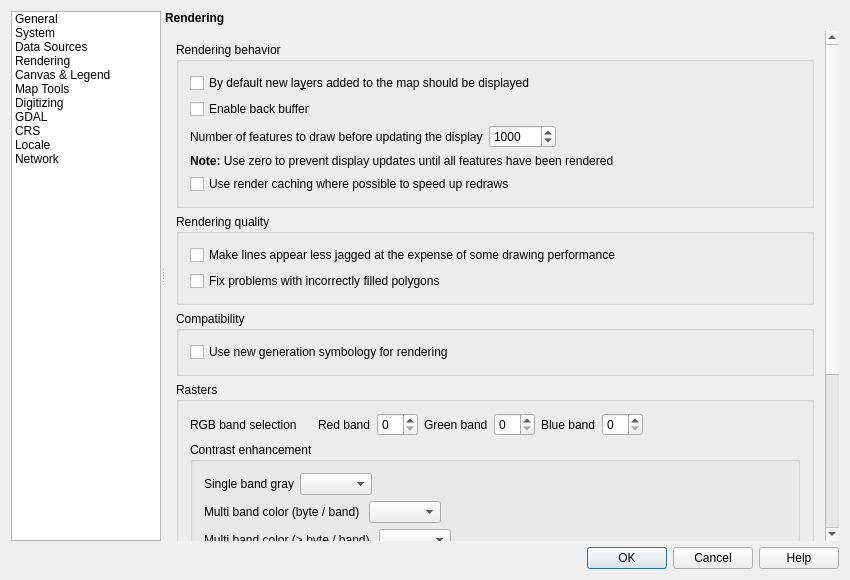
First picture: the form in src/ui/qgsoptionsbase.ui, repository qgis/QGIS, before the edit.
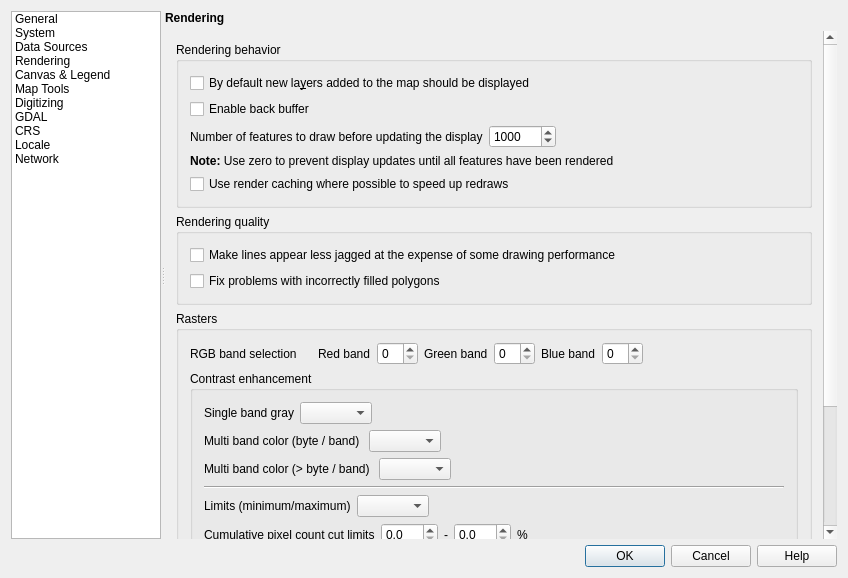
Second picture: the form after the edit. The open tabs and pages were chosen to show the change. Icons and pictures are not drawn. Custom widgets are drawn as their Qt base class.

The edit to the form file:
```diff
--- a/src/ui/qgsoptionsbase.ui
+++ b/src/ui/qgsoptionsbase.ui
@@ -6,8 +6,8 @@
    <rect>
     <x>0</x>
     <y>0</y>
-    <width>850</width>
-    <height>580</height>
+    <width>848</width>
+    <height>578</height>
    </rect>
   </property>
   <property name="minimumSize">
@@ -1567,8 +1567,8 @@
                <rect>
                 <x>0</x>
                 <y>0</y>
-                <width>615</width>
-                <height>781</height>
+                <width>663</width>
+                <height>635</height>
                </rect>
               </property>
               <layout class="QVBoxLayout" name="verticalLayout_29">
@@ -1668,22 +1668,6 @@
                  </layout>
                 </widget>
                </item>
-               <item>
-                <widget class="QGroupBox" name="groupBox_3">
-                 <property name="title">
-                  <string>Compatibility</string>
-                 </property>
-                 <layout class="QVBoxLayout" name="verticalLayout_9">
-                  <item>
-                   <widget class="QCheckBox" name="chkUseSymbologyNG">
-                    <property name="text">
-                     <string>Use new generation symbology for rendering</string>
-                    </property>
-                   </widget>
-                  </item>
-                 </layout>
-                </widget>
-               </item>
                <item>
                 <widget class="QGroupBox" name="groupBox_14">
                  <property name="title">
```
Left out of the diff: 40 changed lines with no effect on the pictures.
